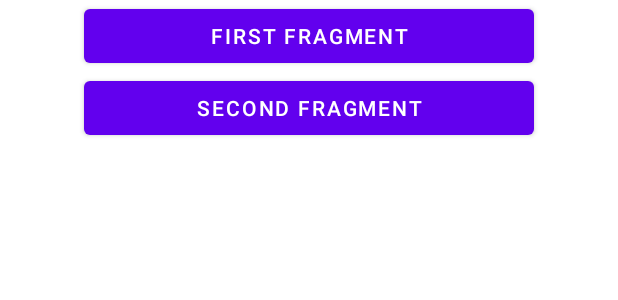
After one commit to NirajXtha/college, an Android app: the layout activity_fragment_manager.xml on its own in the app's theme, with its tools: preview values and no code run, on a phone screen of 412 x 824 dp. The commit adds this screen. Shown: the top 300 px of the screen. Run offline under Robolectric (Android 15) with nearby library versions, the light colour scheme and no system bars.

Commit message:
FRAGMENT MANAGER

```diff
--- a/Unit5/app/src/main/java/com/example/unit5/FirstFragment.java
+++ b/Unit5/app/src/main/java/com/example/unit5/FirstFragment.java
@@ -27,9 +27,9 @@ public class FirstFragment extends Fragment {
         calculate.setOnClickListener(new View.OnClickListener() {
             @Override
             public void onClick(View v) {
-                double num1 = Double.parseDouble(firstNum.getText().toString());
-                double num2 = Double.parseDouble(secondNum.getText().toString());
-                double result = num1 + num2;
+                int num1 = Integer.parseInt(firstNum.getText().toString());
+                int num2 = Integer.parseInt(secondNum.getText().toString());
+                int result = num1 + num2;
                 Snackbar.make(v,"The final value is: " + result,Snackbar.LENGTH_SHORT).show();
             }
         });
--- /dev/null
+++ b/Unit5/app/src/main/res/layout/activity_fragment_manager.xml
@@ -0,0 +1,29 @@
+<?xml version="1.0" encoding="utf-8"?>
+<LinearLayout xmlns:android="http://schemas.android.com/apk/res/android"
+    xmlns:app="http://schemas.android.com/apk/res-auto"
+    xmlns:tools="http://schemas.android.com/tools"
+    android:id="@+id/main"
+    android:layout_width="match_parent"
+    android:layout_height="match_parent"
+    android:orientation="vertical"
+    android:gravity="center"
+    tools:context=".FragmentManagerActivity">
+    <Button
+        android:layout_width="300dp"
+        android:layout_height="wrap_content"
+        android:id="@+id/btnOne"
+        android:text="@string/first_fragment"
+        />
+    <Button
+        android:layout_width="300dp"
+        android:layout_height="wrap_content"
+        android:id="@+id/btnTwo"
+        android:text="@string/second_fragment"
+        />
+
+    <FrameLayout
+        android:layout_width="match_parent"
+        android:layout_height="match_parent"
+        android:id="@+id/fragmentLayout"
+        />
+</LinearLayout>
--- a/Unit5/app/src/main/res/values/strings.xml
+++ b/Unit5/app/src/main/res/values/strings.xml
@@ -3,4 +3,6 @@
     <!-- TODO: Remove or change this placeholder text -->
     <string name="first">First fragment</string>
     <string name="second">Second fragment</string>
+    <string name="first_fragment">First Fragment</string>
+    <string name="second_fragment">Second Fragment</string>
 </resources>
```
Also changed, not shown: Unit5/app/src/main/AndroidManifest.xml (+9 -0 lines), Unit5/app/src/main/java/com/example/unit5/FragmentManagerActivity.java (added, +54 -0 lines).
